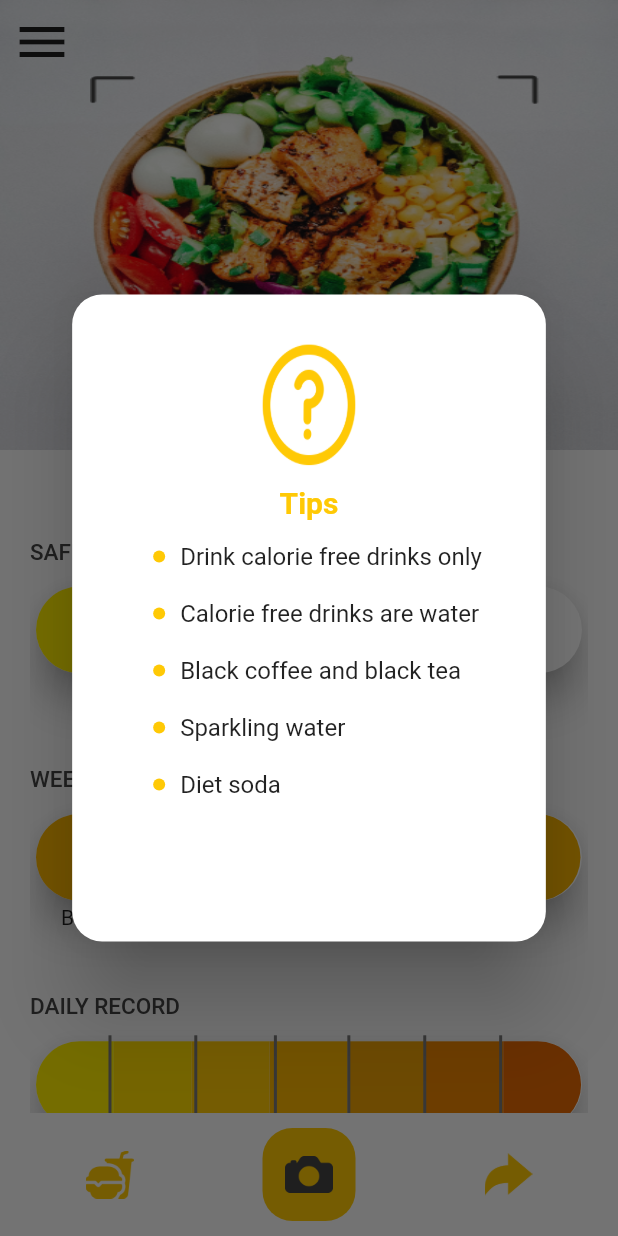
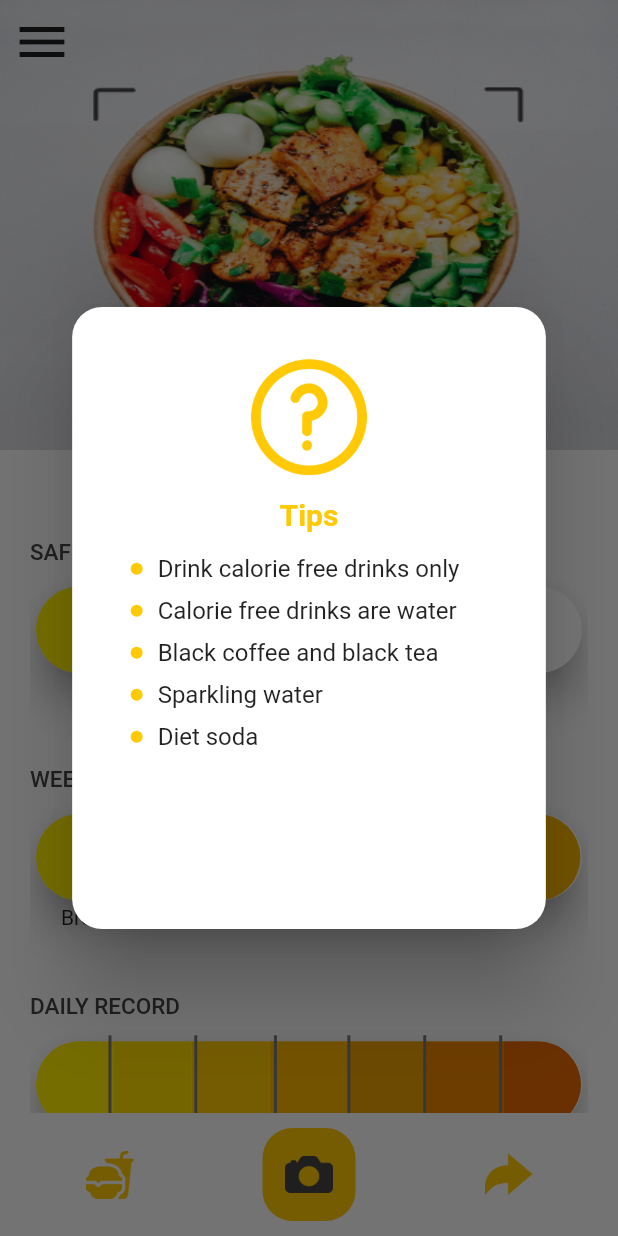
Before and after one commit to RabiaYazdani/DietApp, a Flutter app: the HomeScreen screen opened directly, on a phone screen of 412 x 824 dp. Run offline on Flutter 3.47's test engine with Material 2 defaults, Android fonts, the phone set to English and light mode, and no system bars; our stand-ins replace camera; Roboto replaces fonts that are missing (Montserrat, Buttoni); project files that could hold a hidden picture were left out.

Commit message:
Final Modifications

```diff
--- a/lib/Info_Cards/payment_card.dart
+++ b/lib/Info_Cards/payment_card.dart
@@ -45,7 +45,7 @@ class PaymentCard extends StatelessWidget {
           ),
           Expanded(
             child: Padding(
-              padding: const EdgeInsets.all(20),
+              padding: const EdgeInsets.all(10),
               child: Column(
                 mainAxisAlignment: MainAxisAlignment.center,
                 crossAxisAlignment: CrossAxisAlignment.center,
@@ -62,8 +62,8 @@ class PaymentCard extends StatelessWidget {
                                   radius: 4,
                                   backgroundColor: AppColor.blackShade,
                                 ),
-                                width(20),
-                                const Text('Lorem ipsum dolor sit amet')
+                                width(mediaQuery.width * 0.03),
+                                const Text('Lorem ipsum dolor sit amet'),
                               ],
                             ),
                           )),
--- a/lib/Info_Cards/tips_error_card.dart
+++ b/lib/Info_Cards/tips_error_card.dart
@@ -17,17 +17,16 @@ class TipsAndErrorCard extends StatelessWidget {
   Widget build(BuildContext context) {
     final mediaQuery = MediaQuery.of(context).size;
     return Container(
-      height: mediaQuery.height * 0.47,
+      height: mediaQuery.height * 0.45,
       width: mediaQuery.width * 0.65,
       decoration: BoxDecoration(borderRadius: BorderRadius.circular(20)),
       child: Column(
         children: [
           SizedBox(
               height: mediaQuery.height * 0.13,
-              width: mediaQuery.width * 0.2,
+              width: mediaQuery.width * 0.25,
               child: Image.asset(
                 "assets/images/$imageUrl.png",
-                fit: BoxFit.fill,
               )),
           Text(label,
               style: const TextStyle(
@@ -39,7 +38,7 @@ class TipsAndErrorCard extends StatelessWidget {
               information.length,
               (index) => Padding(
                     padding: const EdgeInsets.only(
-                        left: 30.0, right: 8, bottom: 14, top: 5),
+                        left: 15.0, right: 8, bottom: 4, top: 5),
                     child: Row(
                       mainAxisAlignment: MainAxisAlignment.center,
                       crossAxisAlignment: CrossAxisAlignment.center,
@@ -57,7 +56,8 @@ class TipsAndErrorCard extends StatelessWidget {
                         )
                       ],
                     ),
-                  ))
+                  )),
+          SizedBox(height: mediaQuery.height * 0.02)
         ],
       ),
     );
--- a/lib/Screens/home_screen.dart
+++ b/lib/Screens/home_screen.dart
@@ -30,6 +30,7 @@ class _HomeScreenState extends State<HomeScreen> {
 
   @override
   Widget build(BuildContext context) {
+    final mediaQuery = MediaQuery.of(context).size;
     GlobalKey<ScaffoldState> scaffoldState = GlobalKey<ScaffoldState>();
     if (widget.imagePath != "") {
       Future.delayed(
@@ -55,14 +56,16 @@ class _HomeScreenState extends State<HomeScreen> {
                           fit: BoxFit.fill),
                 ),
                 Positioned(
-                  top: 50,
-                  left: 60,
-                  child: SizedBox(
-                    height: 200,
-                    width: 300,
-                    child: Image.asset(
-                      'assets/images/border.png',
-                      fit: BoxFit.fill,
+                  top: mediaQuery.height * 0.07,
+                  left: mediaQuery.width * 0.15,
+                  child: Center(
+                    child: SizedBox(
+                      height: mediaQuery.height * 0.3,
+                      width: mediaQuery.width * 0.7,
+                      child: Image.asset(
+                        'assets/images/border.png',
+                        fit: BoxFit.fill,
+                      ),
                     ),
                   ),
                 ),
--- a/lib/Screens/signup_signIn_screen.dart
+++ b/lib/Screens/signup_signIn_screen.dart
@@ -120,6 +120,7 @@ class SocialLoginWidget extends StatelessWidget {
   final Function action;
   @override
   Widget build(BuildContext context) {
+    final mediaQuery = MediaQuery.of(context).size;
     return GestureDetector(
       onTap: () => action(),
       child: Container(
@@ -134,7 +135,7 @@ class SocialLoginWidget extends StatelessWidget {
           children: [
             width(20),
             Image.asset("assets/images/$icon"),
-            width(50),
+            width(mediaQuery.width * 0.04),
             Text(
               title,
               style: TextStyle(
--- a/lib/Widgets/text_action_widget.dart
+++ b/lib/Widgets/text_action_widget.dart
@@ -17,12 +17,13 @@ class TextActionCard extends StatelessWidget {
   final Function action;
   @override
   Widget build(BuildContext context) {
+    final mediaQuery = MediaQuery.of(context).size;
     return Row(
       mainAxisAlignment: MainAxisAlignment.center,
       crossAxisAlignment: CrossAxisAlignment.center,
       children: [
         Text(labelText, style: blackFont500),
-        width(2),
+        // width(mediaQuery.width * 0.0001),
         GestureDetector(
           onTap: () => action(),
           child: Text(actionText, style: style),
--- a/lib/Widgets/weekly_report.dart
+++ b/lib/Widgets/weekly_report.dart
@@ -20,7 +20,6 @@ class WeeklyReport extends StatelessWidget {
           children: [
             SizedBox(
               height: mediaQuery.height * 0.08,
-              width: double.infinity,
               child: Card(
                 elevation: 10,
                 shape: RoundedRectangleBorder(
@@ -34,18 +33,18 @@ class WeeklyReport extends StatelessWidget {
                               topLeft: Radius.circular(40),
                               bottomLeft: Radius.circular(40)),
                           color: data["breakfast"] == true
-                              ? AppColor.colorCode4
+                              ? AppColor.colorCode1
                               : Colors.white),
                     ),
                     Container(
                         width: mediaQuery.width * 0.24,
                         color: data["lunch"] == true
-                            ? AppColor.colorCode4
+                            ? AppColor.colorCode2
                             : Colors.white),
                     Container(
                         width: mediaQuery.width * 0.14,
                         color: data["snack"] == true
-                            ? AppColor.colorCode4
+                            ? AppColor.colorCode3
                             : Colors.white),
                     Container(
                       width: mediaQuery.width * 0.281,
--- a/lib/constants.dart
+++ b/lib/constants.dart
@@ -25,7 +25,7 @@ ButtonStyle elevatedButtonStyle(Color backgroundColor, Color foregroundColor) {
 TextStyle blackFont500 = const TextStyle(
     fontSize: 11, fontWeight: FontWeight.w500, color: AppColor.lightBlack);
 TextStyle blackFont700 = const TextStyle(
-    fontSize: 11, fontWeight: FontWeight.w700, color: AppColor.lightBlack);
+    fontSize: 11, fontWeight: FontWeight.w600, color: AppColor.lightBlack);
 
 List<String> tips = [
   "Drink calorie free drinks only",
```
